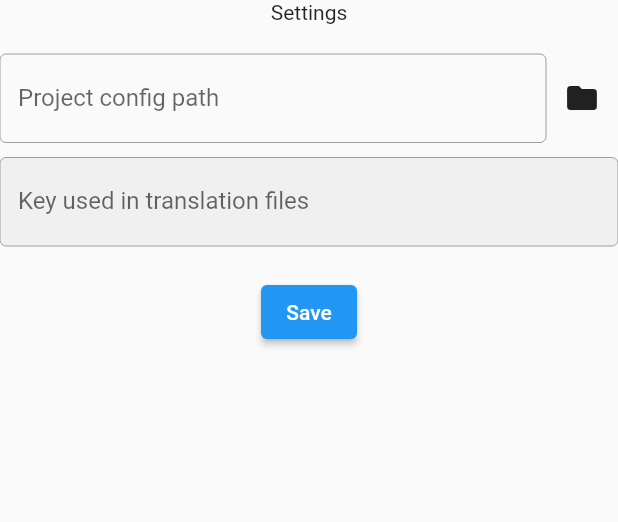
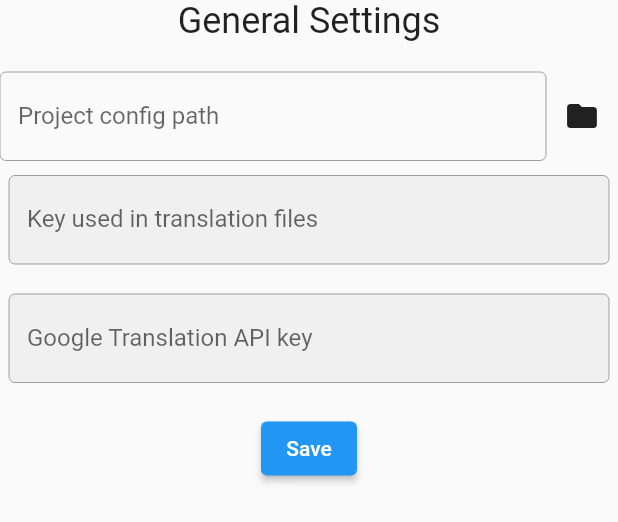
Before and after one commit to Jesperpaulsen/polyglot, a Flutter app: the GeneralSettings widget shown alone on an empty page, opened directly, after a tap on "Save", on a phone screen of 412 x 824 dp. Shown: the top 522 px of the screen. Run offline on Flutter 3.47's test engine with Material 2 defaults, Android fonts, the light colour scheme and no system bars; our stand-ins replace dio, file_picker, flutter_riverpod; missing offline and left inert: desktop_window, pluto_grid; statements that could not run were skipped.

Commit message:
support translations

```diff
--- a/lib/models/internal_project_config.dart
+++ b/lib/models/internal_project_config.dart
@@ -3,20 +3,24 @@ import 'package:intl_ui/utils/get_random_id.dart';
 class InternalProjectConfig {
   String id;
   String path;
+  String? translateApiKey;
 
   InternalProjectConfig({
     String? id,
     required this.path,
+    this.translateApiKey,
   }) : id = id ?? getRandomId(5);
 
   InternalProjectConfig.fromJson(Map<String, dynamic> json)
       : id = json['id'] ?? getRandomId(5),
-        path = json['path'] ?? '';
+        path = json['path'] ?? '',
+        translateApiKey = json['translateApiKey'] ?? '';
 
   toJson() {
     return {
       'id': id,
       'path': path,
+      'translateApiKey': translateApiKey,
     };
   }
 }
--- /dev/null
+++ b/lib/models/translation_response.dart
@@ -0,0 +1 @@
+class TranslationResponse {}
--- a/lib/services/config_handler.dart
+++ b/lib/services/config_handler.dart
@@ -6,6 +6,7 @@ import 'package:intl_ui/models/internal_project_config.dart';
 import 'package:intl_ui/models/language_config.dart';
 import 'package:intl_ui/models/project_config.dart';
 import 'package:intl_ui/services/file_handler.dart';
+import 'package:intl_ui/services/translation_handler.dart';
 
 class ConfigHandler {
   final _isInitialized = Completer();
@@ -37,10 +38,16 @@ class ConfigHandler {
     }
 
     internalConfig.internalProjectConfig ??= InternalProjectConfig(path: '');
+    _makeSureInternalConfigHasOwnProject(internalConfig);
+    translationDirectory = _getProjectConfigDirectory(internalConfig);
+    return internalConfig;
+  }
 
-    translationDirectory = _getProjectConfigDirectory(internalConfig);
-    print(translationDirectory);
-    return internalConfig;
+  void _makeSureInternalConfigHasOwnProject(InternalConfig internalConfig) {
+    if (!internalConfig.projects.any(
+        (project) => project.id == internalConfig.internalProjectConfig!.id)) {
+      internalConfig.projects.add(internalConfig.internalProjectConfig!);
+    }
   }
 
   Future<void> refreshConfig() async {
@@ -49,7 +56,6 @@ class ConfigHandler {
   }
 
   String _getProjectConfigDirectory(InternalConfig internalConfig) {
-    print(internalConfig.internalProjectConfig?.path);
     return Directory.fromUri(
             Uri(path: internalConfig.internalProjectConfig?.path))
         .parent
@@ -62,10 +68,12 @@ class ConfigHandler {
     var projectConfig = await _readProjectConfig(
       internalConfig.internalProjectConfig?.path ?? '',
     );
+
     if (projectConfig == null) {
       projectConfig = ProjectConfig();
       _storeProjectConfig(projectConfig);
     }
+
     return projectConfig;
   }
 
@@ -89,6 +97,9 @@ class ConfigHandler {
     internalConfig!.internalProjectConfig = selectedProject;
     translationDirectory = _getProjectConfigDirectory(internalConfig!);
     _projectConfig = await _initializeProjectConfig(internalConfig!);
+
+    TranslationHandler.instance.initialize();
+
     await saveInternalConfig();
   }
 
@@ -107,11 +118,9 @@ class ConfigHandler {
     if (internalConfig?.internalProjectConfig == null) {
       return;
     }
-    print(internalConfig?.internalProjectConfig?.id);
-    if (!internalConfig!.projects.any(
-        (project) => project.id == internalConfig!.internalProjectConfig!.id)) {
-      internalConfig!.projects.add(internalConfig!.internalProjectConfig!);
-    }
+
+    _makeSureInternalConfigHasOwnProject(internalConfig!);
+
     return _storeInternalConfig(internalConfig!);
   }
 
@@ -126,9 +135,9 @@ class ConfigHandler {
     saveInternalConfig();
   }
 
-  Future<void> saveProjectConfig() {
+  Future<void> saveProjectConfig() async {
     if (projectConfig == null) {
-      return Future.value();
+      return;
     }
     return _storeProjectConfig(projectConfig!);
   }
@@ -141,7 +150,7 @@ class ConfigHandler {
     projectConfig!.languageConfigs[intlCode] = LanguageConfig(
       pathToi18nFile: fileName,
       languageCode: intlCode,
-      isMaster: false,
+      isMaster: projectConfig?.languageConfigs.isEmpty ?? true,
     );
 
     final content = <String, dynamic>{};
--- a/lib/services/translation_writer_isolate.dart
+++ b/lib/services/translation_writer_isolate.dart
@@ -35,12 +35,6 @@ class TranslationWriterIsolate {
       final translation = translationEntry.value;
 
       final manager = translationManagers[intlCode];
-
-     print( translationManagers.containsKey('en'));
-
-      print(translationManagers['nb']);
-
-      translationManagers.forEach((key, value) => print(key));
 
       if (manager == null) {
         throw Exception(
--- a/lib/widgets/common/input.dart
+++ b/lib/widgets/common/input.dart
@@ -1,5 +1,4 @@
 import 'package:flutter/material.dart';
-import 'package:flutter/services.dart';
 
 class Input extends StatefulWidget {
   final String? value;
--- a/lib/widgets/settings/general_settings.dart
+++ b/lib/widgets/settings/general_settings.dart
@@ -16,12 +16,17 @@ class _GeneralSettingsState extends ConsumerState<GeneralSettings> {
   var path = ConfigHandler.instance.internalConfig?.internalProjectConfig?.path;
   var translationKeyInFiles =
       ConfigHandler.instance.projectConfig?.translationKeyInFiles;
+  var translationApiKey = ConfigHandler
+      .instance.internalConfig?.internalProjectConfig?.translateApiKey;
 
   @override
   Widget build(BuildContext context) {
     return Column(
       children: [
-        const Text('Settings'),
+        const Text(
+          'General Settings',
+          style: TextStyle(fontSize: 24),
+        ),
         const SizedBox(height: 20),
         FilePickerInput(
           label: 'Project config path',
@@ -38,7 +43,9 @@ class _GeneralSettingsState extends ConsumerState<GeneralSettings> {
         const SizedBox(
           height: 10,
         ),
-        Input(
+        SizedBox(
+          width: 400,
+          child: Input(
             label: 'Key used in translation files',
             value: ConfigHandler.instance.projectConfig?.translationKeyInFiles,
             onChange: (newTranslationKey) {
@@ -46,6 +53,23 @@ class _GeneralSettingsState extends ConsumerState<GeneralSettings> {
                 translationKeyInFiles = newTranslationKey;
               });
             },
+          ),
+        ),
+        const SizedBox(
+          height: 20,
+        ),
+        SizedBox(
+          width: 400,
+          child: Input(
+            label: 'Google Translation API key',
+            value: ConfigHandler.instance.internalConfig?.internalProjectConfig
+                ?.translateApiKey,
+            onChange: (newTranslationApiKey) {
+              setState(() {
+                translationApiKey = newTranslationApiKey;
+              });
+            },
+          ),
         ),
         const SizedBox(
           height: 20,
@@ -57,6 +81,8 @@ class _GeneralSettingsState extends ConsumerState<GeneralSettings> {
                 path!;
             ConfigHandler.instance.projectConfig?.translationKeyInFiles =
                 translationKeyInFiles;
+            ConfigHandler.instance.internalConfig?.internalProjectConfig
+                ?.translateApiKey = translationApiKey;
             ConfigHandler.instance.saveInternalConfig();
           },
         )
--- a/pubspec.yaml
+++ b/pubspec.yaml
@@ -17,6 +17,7 @@ dependencies:
   flutter_riverpod: ^2.0.0-dev.9
   file_picker: ^4.6.1
   pluto_grid: ^4.0.0
+  dio: ^4.0.6
 
 dev_dependencies:
   flutter_test:
```
Also changed, not shown: lib/providers/translation_provider.dart (+66 -9 lines), lib/services/grid_builder.dart (+20 -5 lines), lib/services/translation_handler.dart (added, +85 -0 lines), lib/widgets/dashboard/grid/grid.dart (+7 -1 lines), lib/widgets/dashboard/new_key_dialog.dart (+21 -4 lines), lib/widgets/settings/translations_settings.dart (+3 -6 lines), lib/services/translate.dart (deleted), pubspec.lock. Lines whose indentation alone changed are shown as unchanged.
